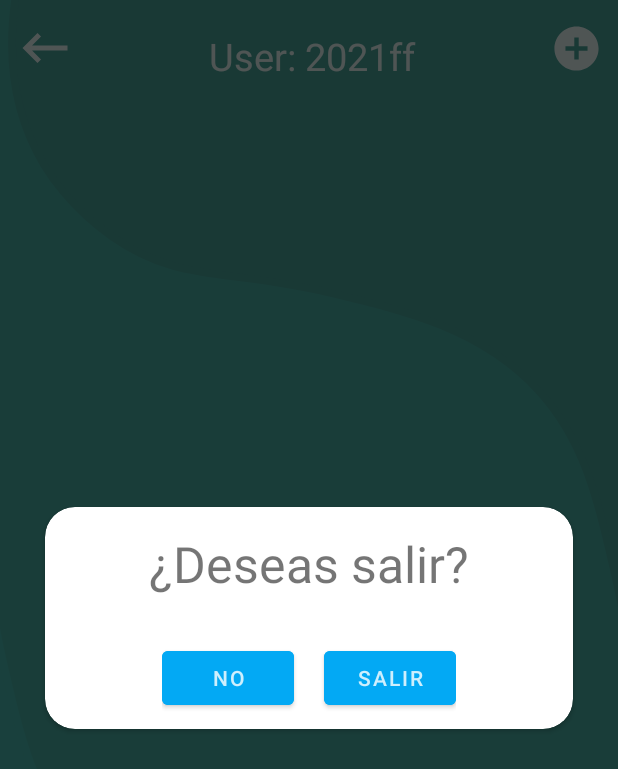
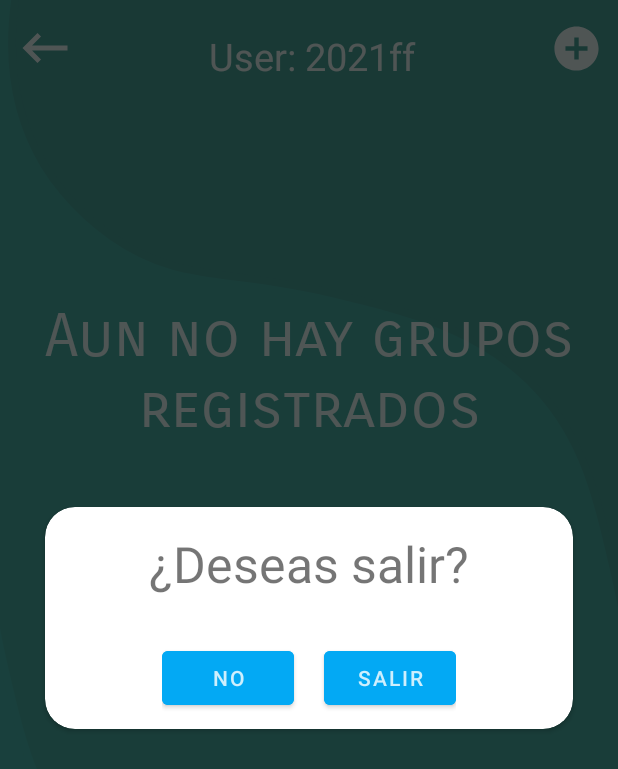
Before and after one commit to Elico1905/V1_Horario, an Android app: the Home screen opened directly, with no data from a screen before it, after a tap on an icon or button, on a phone screen of 412 x 824 dp. Shown: the top 769 px of the screen. Run offline under Robolectric (Android 15) with nearby library versions, the phone set to English and light mode, and no system bars; our stand-ins replace Firebase (no records; nobody signed in at launch, a user with empty details on screens opened directly).

Commit message:
initial commit

```diff
--- a/app/src/main/java/com/example/horario/objetos/MainAdapterAdmin.kt
+++ b/app/src/main/java/com/example/horario/objetos/MainAdapterAdmin.kt
@@ -33,8 +33,8 @@ class MainAdapterAdmin (private val context: Context): RecyclerView.Adapter<Main
             //Toast.makeText(holder.itemView.context, "tocaste", Toast.LENGTH_SHORT).show()
             val context=holder.itemView.context
             val intent = Intent( context, MainActivity::class.java)
+            intent.putExtra("grupo",grupoObj.nombre)
             context.startActivity(intent)
-
         }
         holder.bindView(grupoObj)
     }
--- a/app/src/main/res/layout/activity_home.xml
+++ b/app/src/main/res/layout/activity_home.xml
@@ -54,7 +54,7 @@
                 android:layout_width="0dp"
                 android:layout_weight="1"
                 android:layout_height="wrap_content"
-                android:text="User: Gonzalo"
+                android:text="User: prueba"
                 android:textSize="25dp"
                 android:textColor="@color/Blanco_Letras"
                 android:textAlignment="center"
@@ -78,9 +78,26 @@
             android:id="@+id/home_recycler"
             android:layout_width="match_parent"
             android:layout_height="match_parent"
-            tools:listitem="@layout/items_recycler_view" />
+            tools:listitem="@layout/items_recycler_view"/>
 
     </LinearLayout>
+
+    <RelativeLayout
+        android:layout_width="match_parent"
+        android:layout_height="match_parent"
+        android:id="@+id/home_mensaje">
+        <TextView
+            android:layout_width="match_parent"
+            android:layout_height="wrap_content"
+            android:text="Aun no hay grupos registrados"
+            android:textAlignment="center"
+            android:textColor="@color/Blanco_Letras"
+            android:textSize="40dp"
+            android:fontFamily="sans-serif-smallcaps"
+            android:layout_marginTop="200dp"
+            android:layout_marginStart="20dp"
+            android:layout_marginEnd="20dp"/>
+    </RelativeLayout>
 
     <RelativeLayout
         android:id="@+id/home_fondo"
@@ -234,5 +251,4 @@
     </RelativeLayout>
 
 
-
 </androidx.constraintlayout.widget.ConstraintLayout>
--- a/app/src/main/res/layout/activity_main.xml
+++ b/app/src/main/res/layout/activity_main.xml
@@ -30,6 +30,7 @@
                 android:textSize="30dp" />
 
             <TextView
+                android:id="@+id/main_grupo"
                 android:layout_width="wrap_content"
                 android:layout_height="wrap_content"
                 android:layout_gravity="center"
--- a/app/src/main/res/values/strings.xml
+++ b/app/src/main/res/values/strings.xml
@@ -3,5 +3,6 @@
     <string name="nulo">123</string>
     <string name="nada"></string>
     <string name="prefs_file">com.elico.horario.PREFERENCE_FILE_KEY</string>
+    <string name="prefs_file_data_user">com.elico.horario.PREFERENCE_FILE_KEY_USER</string>
 
 </resources>
```
Also changed, not shown: app/src/main/java/com/example/horario/Home.kt (+18 -12 lines), app/src/main/java/com/example/horario/Login.kt (+16 -4 lines), app/src/main/java/com/example/horario/MainActivity.kt (+16 -1 lines).
